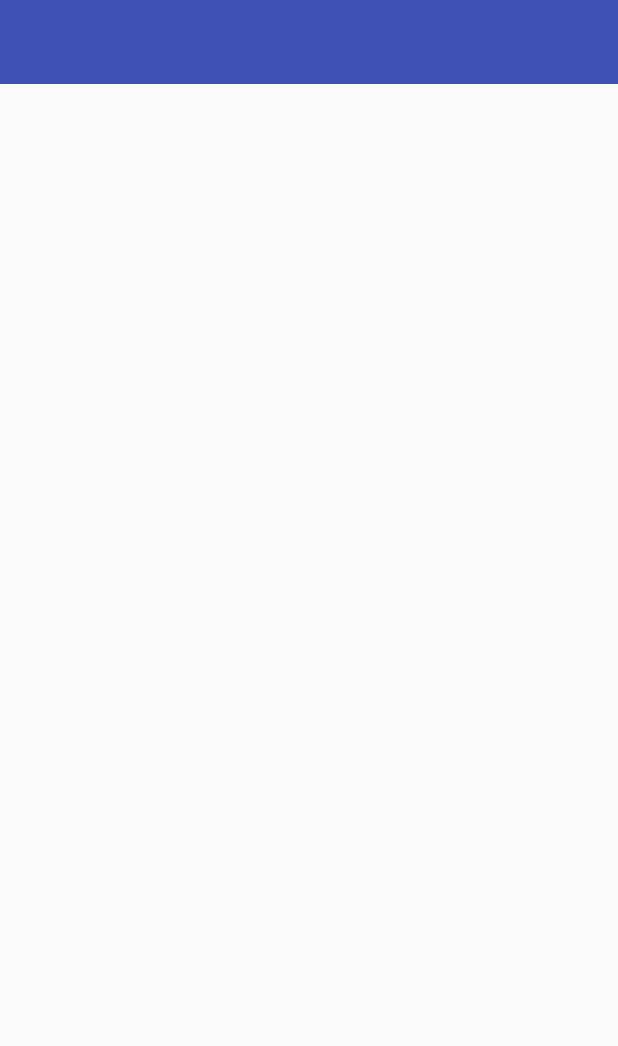
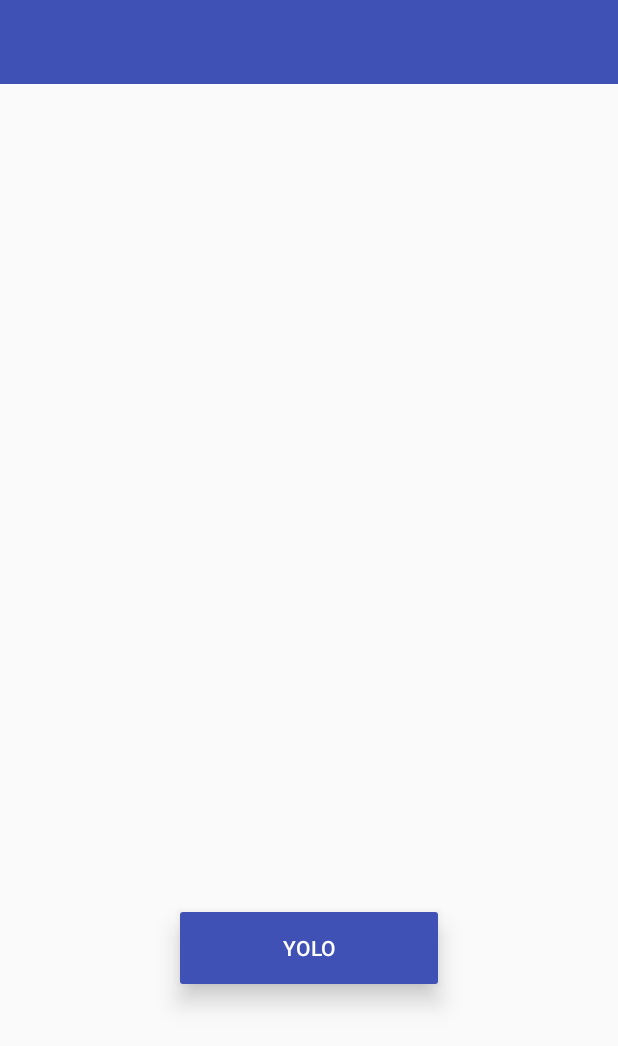
Before and after one commit to sahilpatel14/StylingAndroidAnimations, an Android app: the layout activity_main.xml on its own in the app's theme, with its tools: preview values and no code run, on a phone screen of 412 x 824 dp. Shown: the top 1046 px of the screen. Run offline under Robolectric (Android 15) with nearby library versions, the phone set to English and light mode, and no system bars.

Commit message:
added output file

```diff
--- a/app/build.gradle
+++ b/app/build.gradle
@@ -30,6 +30,9 @@ dependencies {
     implementation 'com.android.support:appcompat-v7:27.1.0'
     implementation 'com.android.support:design:27.1.0'
     implementation 'com.android.support.constraint:constraint-layout:1.0.2'
+
+    implementation 'androidx.core:core-ktx:0.2'
+
     testImplementation 'junit:junit:4.12'
     androidTestImplementation 'com.android.support.test:runner:1.0.1'
     androidTestImplementation 'com.android.support.test.espresso:espresso-core:3.0.1'
--- a/app/src/main/res/layout/activity_main.xml
+++ b/app/src/main/res/layout/activity_main.xml
@@ -9,7 +9,7 @@
     <android.support.v7.widget.RecyclerView
         android:id="@+id/recyclerView"
         android:layout_width="0dp"
-        android:layout_height="0dp"
+        android:layout_height="wrap_content"
         app:layout_constraintTop_toBottomOf="@+id/toolbar"
         app:layout_constraintStart_toStartOf="parent"
         app:layout_constraintEnd_toEndOf="parent"
@@ -25,4 +25,19 @@
         app:layout_constraintStart_toStartOf="parent"
         app:layout_constraintTop_toTopOf="parent"/>
 
+
+    <Button
+        style="@style/Widget.AppCompat.Button.Colored"
+        android:elevation="10dp"
+        android:translationZ="0dp"
+        android:stateListAnimator="@null"
+        app:layout_constraintRight_toRightOf="parent"
+        app:layout_constraintLeft_toLeftOf="parent"
+        android:text="Yolo"
+        android:theme="@style/RedButtonLightTheme"
+        app:layout_constraintBottom_toBottomOf="parent"
+        app:layout_constraintTop_toBottomOf="@id/recyclerView"
+        android:layout_width="180dp"
+        android:layout_height="60dp" />
+
 </android.support.constraint.ConstraintLayout>
--- a/app/src/main/res/values/styles.xml
+++ b/app/src/main/res/values/styles.xml
@@ -8,4 +8,8 @@
         <item name="colorAccent">@color/colorAccent</item>
     </style>
 
+    <style name="RedButtonLightTheme" parent="ThemeOverlay.AppCompat.Light">
+        <item name="colorAccent">@color/colorPrimary</item>
+    </style>
+
 </resources>
```
Also changed, not shown: app/src/main/java/com/ninthsemester/recyclerviewanimations/KtxDemo.kt (added, +34 -0 lines), app/src/main/res/drawable/selector_button.xml (added, +8 -0 lines), 1 other file.
